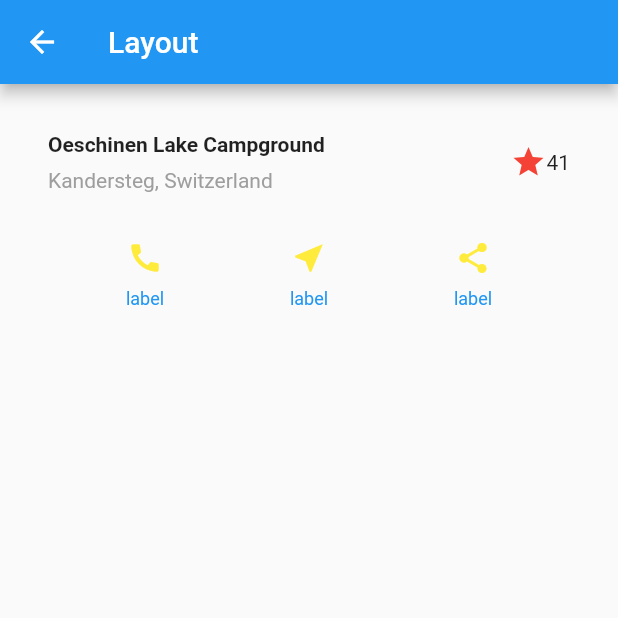
After one commit to BreathlessWay/FlutterApp, a Flutter app: the screen it shows after launch, after a tap on "构建布局", on a phone screen of 412 x 824 dp, the top half of it. The commit adds this screen. Run offline on Flutter 3.47's test engine with Material 2 defaults, Android fonts, the phone set to English and light mode, and no system bars.

Commit message:
feat: layout

```diff
--- /dev/null
+++ b/lib/layout/button.dart
@@ -0,0 +1,40 @@
+import 'package:flutter/material.dart';
+
+class LayoutButton extends StatelessWidget {
+  Widget _buildItem({IconData icon, String title, Color color}) {
+    return new Column(
+      children: <Widget>[
+        new Icon(icon),
+        new Container(
+          margin: const EdgeInsets.only(top: 8.0),
+          child: new Text(
+            'label',
+            style: new TextStyle(
+              fontSize: 12.0,
+              fontWeight: FontWeight.w400,
+              color: color,
+            ),
+          ),
+        )
+      ],
+    );
+  }
+
+  @override
+  Widget build(BuildContext context) {
+    final _color = Theme.of(context).primaryColor;
+
+    return new Theme(
+      data: Theme.of(context)
+          .copyWith(iconTheme: new IconThemeData(color: Colors.yellow)),
+      child: new Row(
+        mainAxisAlignment: MainAxisAlignment.spaceEvenly,
+        children: [
+          _buildItem(icon: Icons.call, title: 'CALL', color: _color),
+          _buildItem(icon: Icons.near_me, title: 'ROUTE', color: _color),
+          _buildItem(icon: Icons.share, title: 'SHARE', color: _color),
+        ],
+      ),
+    );
+  }
+}
--- /dev/null
+++ b/lib/layout/header.dart
@@ -0,0 +1,43 @@
+import 'package:flutter/material.dart';
+
+class LayoutHeader extends StatelessWidget {
+  @override
+  Widget build(BuildContext context) {
+    return new Padding(
+      padding: EdgeInsets.all(32.0),
+      child: new Row(
+        children: <Widget>[
+          new Expanded(
+              child: new Column(
+            crossAxisAlignment: CrossAxisAlignment.start,
+            children: <Widget>[
+              new Container(
+                child: new Text(
+                  'Oeschinen Lake Campground',
+                  style: new TextStyle(
+                    fontWeight: FontWeight.bold,
+                  ),
+                ),
+
+                /// Text只是展示组件，没有padding
+                /// 布局要用布局组件 Container Padding...
+                padding: EdgeInsets.only(bottom: 8.0),
+              ),
+              new Text(
+                'Kandersteg, Switzerland',
+                style: new TextStyle(
+                  color: Colors.grey[500],
+                ),
+              ),
+            ],
+          )),
+          new Icon(
+            Icons.star,
+            color: Colors.red[500],
+          ),
+          new Text('41'),
+        ],
+      ),
+    );
+  }
+}
--- /dev/null
+++ b/lib/layout/home.dart
@@ -0,0 +1,21 @@
+import 'package:flutter/material.dart';
+
+import 'header.dart';
+import 'button.dart';
+
+class LayoutHomeScreen extends StatelessWidget {
+  @override
+  Widget build(BuildContext context) {
+    return new Scaffold(
+      appBar: new AppBar(
+        title: new Text('Layout'),
+      ),
+      body: new Column(
+        children: <Widget>[
+          new LayoutHeader(),
+          new LayoutButton()
+        ],
+      ),
+    );
+  }
+}
--- a/lib/main.dart
+++ b/lib/main.dart
@@ -1,6 +1,7 @@
 import 'package:flutter/material.dart';
 
 import 'package:FlutterApp/demo/router.dart';
+import 'package:FlutterApp/layout/home.dart';
 
 void main() => runApp(MaterialApp(
       title: 'Flutter App',
@@ -33,6 +34,21 @@ class RootApp extends StatelessWidget {
                   ),
                 ),
               ),
+              new Padding(
+                padding: EdgeInsets.only(bottom: 5.0),
+                child: new RaisedButton(
+                  onPressed: () {
+                    Navigator.push(
+                      context,
+                      new MaterialPageRoute(
+                          builder: (context) => new LayoutHomeScreen()),
+                    );
+                  },
+                  child: new Center(
+                    child: new Text('构建布局'),
+                  ),
+                ),
+              ),
             ],
           ),
         ));
--- a/pubspec.yaml
+++ b/pubspec.yaml
@@ -46,8 +46,8 @@ flutter:
   uses-material-design: true
 
   # To add assets to your application, add an assets section, like this:
-   assets:
-     - static/images/16f356f29ef7c885.jpg
+  assets:
+    - static/images/16f356f29ef7c885.jpg
   #   - images/a_dot_ham.jpeg
 
   # An image asset can refer to one or more resolution-specific "variants", see
```
